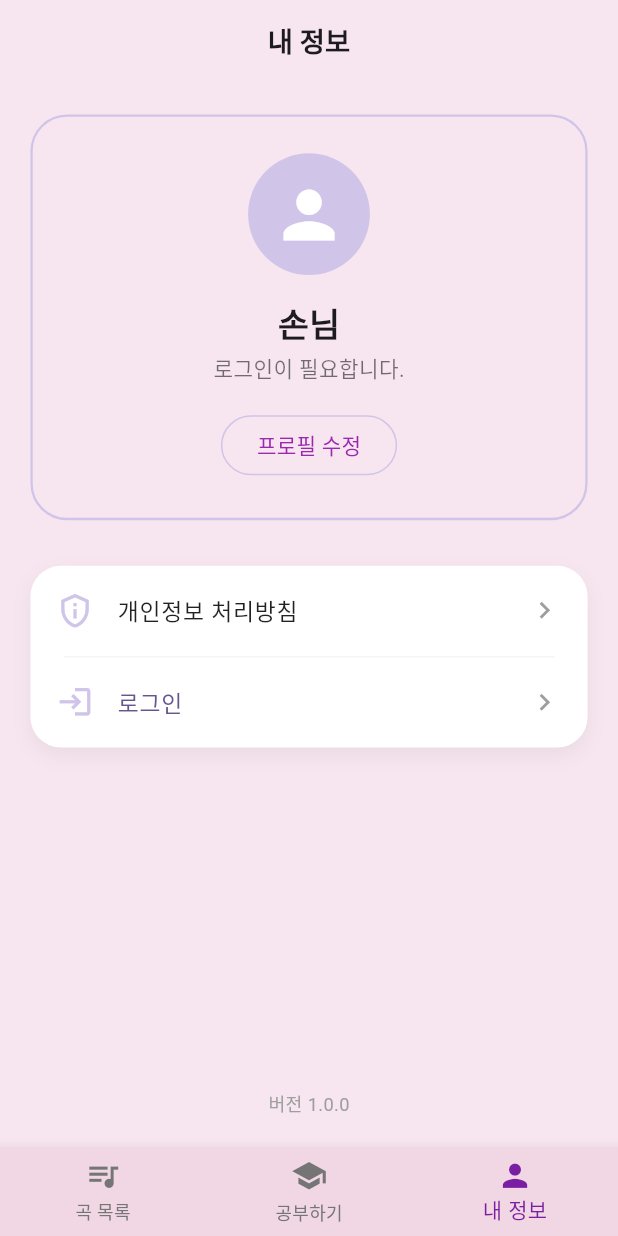
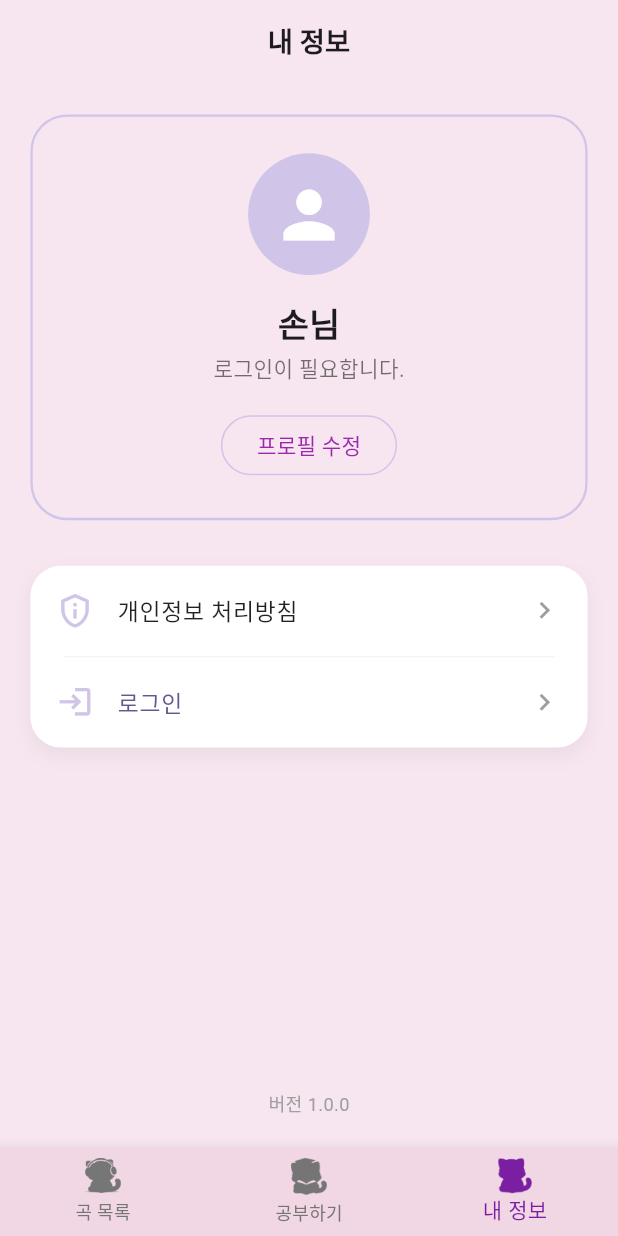
Before and after one commit to sgmsgood/F_SingAndLearn, a Flutter app: the screen it shows after launch, item 3 of the bottom bar chosen, on a phone screen of 412 x 824 dp. Run offline on Flutter 3.47's test engine with Material 3 defaults, Android fonts, the phone set to English and light mode, and no system bars; our stand-ins replace flutter_riverpod, flutter_screenutil, freezed_annotation, go_router, riverpod_annotation, supabase and 2 more; missing offline and left inert: supabase_auth_ui; accounts and stored records are empty; generated files the repository leaves out were written again.

Commit message:
tab icon 변경

```diff
--- a/lib/features/home/screens/home_screen.dart
+++ b/lib/features/home/screens/home_screen.dart
@@ -43,15 +43,15 @@ class _HomeScreenState extends ConsumerState<HomeScreen> {
           type: BottomNavigationBarType.fixed,
           items: [
             BottomNavigationBarItem(
-              icon: Icon(Icons.queue_music, size: 24.sp),
+              icon: Image.asset('assets/icons/tab/ic_listen.png', width: 24.sp, height: 24.sp, color: _currentIndex == 0 ? Colors.purple.shade700 : Colors.grey.shade600),
               label: '곡 목록',
             ),
             BottomNavigationBarItem(
-              icon: Icon(Icons.school, size: 24.sp),
+              icon: Image.asset('assets/icons/tab/ic_study.png', width: 24.sp, height: 24.sp, color: _currentIndex == 1 ? Colors.purple.shade700 : Colors.grey.shade600),
               label: '공부하기',
             ),
             BottomNavigationBarItem(
-              icon: Icon(Icons.person, size: 24.sp),
+              icon: Image.asset('assets/icons/tab/ic_profile.png', width: 24.sp, height: 24.sp, color: _currentIndex == 2 ? Colors.purple.shade700 : Colors.grey.shade600),
               label: '내 정보',
             ),
           ],
--- a/pubspec.yaml
+++ b/pubspec.yaml
@@ -90,6 +90,7 @@ flutter:
   assets:
     - assets/song/china/
     - assets/icons/
+    - assets/icons/tab/
 
   # An image asset can refer to one or more resolution-specific "variants", see
   # https://flutter.dev/to/resolution-aware-images
```
Also changed, not shown: assets/icons/tab/ic_listen.png (added), assets/icons/tab/ic_profile.png (added), assets/icons/tab/ic_study.png (added).
